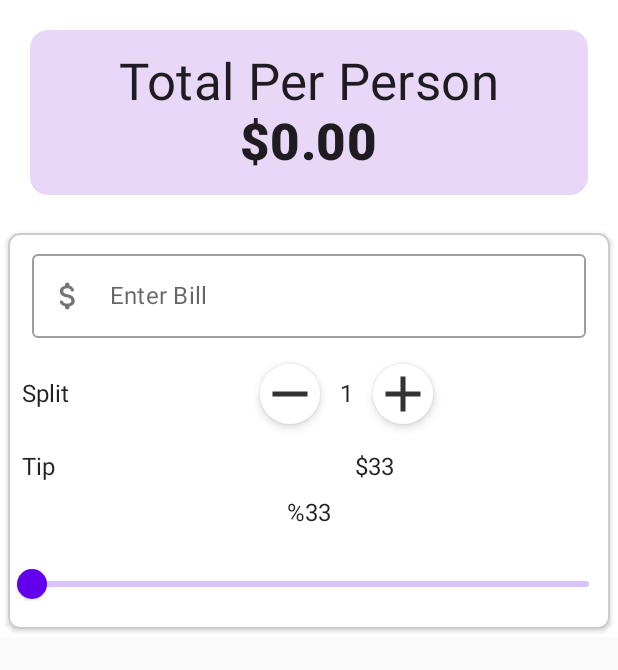
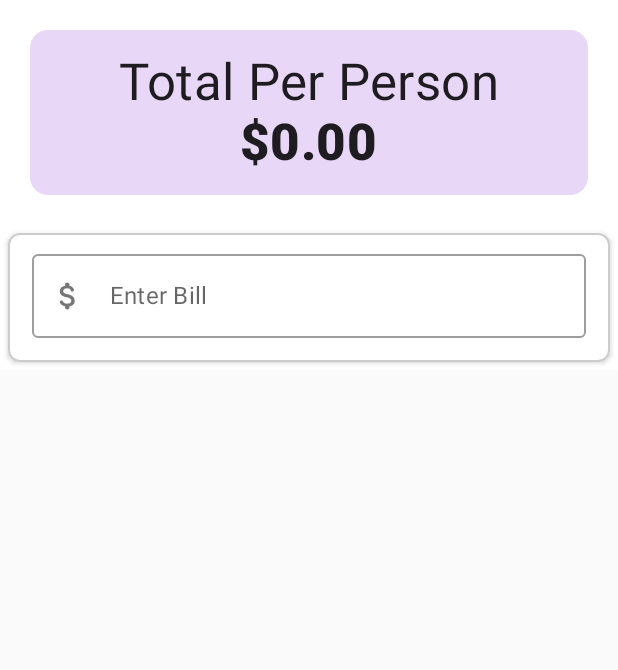
Before and after one commit to lelinmahmud/Compose_JetTip_App, an Android app built with Jetpack Compose: the screen it shows after launch (MainActivity), on a phone screen of 412 x 824 dp. Shown: the top 670 px of the screen. Run offline under Robolectric (Android 15) with nearby library versions, the phone set to English and light mode, and no system bars.

Commit message:
JetTip App Done

```diff
--- a/app/src/main/java/com/bd/kaz/composejettipapp/MainActivity.kt
+++ b/app/src/main/java/com/bd/kaz/composejettipapp/MainActivity.kt
@@ -14,6 +14,7 @@ import androidx.compose.material.icons.Icons
 import androidx.compose.material.icons.filled.Add
 import androidx.compose.material.icons.filled.Remove
 import androidx.compose.runtime.Composable
+import androidx.compose.runtime.MutableState
 import androidx.compose.runtime.mutableStateOf
 import androidx.compose.runtime.remember
 import androidx.compose.ui.Alignment
@@ -30,6 +31,8 @@ import androidx.compose.ui.unit.dp
 import androidx.compose.ui.unit.sp
 import com.bd.kaz.composejettipapp.components.InputField
 import com.bd.kaz.composejettipapp.ui.theme.ComposeJetTipAppTheme
+import com.bd.kaz.composejettipapp.util.calculateTotalPerPerson
+import com.bd.kaz.composejettipapp.util.calculateTotalTip
 import com.bd.kaz.composejettipapp.widgets.RoundedIconButton
 
 class MainActivity : ComponentActivity() {
@@ -43,7 +46,6 @@ class MainActivity : ComponentActivity() {
                     color = MaterialTheme.colors.background
                 ) {
                    Column {
-                       TopHeader()
                        MainContent()
                    }
                 }
@@ -57,7 +59,22 @@ class MainActivity : ComponentActivity() {
 @Preview
 @Composable
 fun MainContent(){
-    BillForm(){billAmount ->
+    val splitCounterState = remember {
+        mutableStateOf(1)
+    }
+
+    val tipAmountState = remember {
+        mutableStateOf(0.0)
+    }
+
+    val totalPerPersonState = remember {
+        mutableStateOf(0.0)
+    }
+    BillForm(
+        splitCounterState = splitCounterState,
+        totalPerPersonState = totalPerPersonState,
+        tipAmountState = tipAmountState
+    ){billAmount ->
         Log.e("TAG", "MainContent: $billAmount" )
     }
 }
@@ -86,7 +103,13 @@ fun TopHeader(totalPerPerson :Double =0.0){
 
 @OptIn(ExperimentalComposeUiApi::class)
 @Composable
-fun BillForm(modifier: Modifier = Modifier,onValChange :(String) -> Unit ={}){
+fun BillForm(
+    modifier: Modifier = Modifier,
+    range: IntRange = 1..10,
+    splitCounterState: MutableState<Int>,
+    tipAmountState: MutableState<Double>,
+    totalPerPersonState: MutableState<Double>,
+    onValChange :(String) -> Unit ={}){
     val totalBillState = remember {
         mutableStateOf("")
     }
@@ -99,17 +122,21 @@ fun BillForm(modifier: Modifier = Modifier,onValChange :(String) -> Unit ={}){
         mutableStateOf(0f)
     }
 
+    val tipPercentage = (sliderPositionState.value * 100).toInt()
+
+
     val keyboardController = LocalSoftwareKeyboardController.current
+    TopHeader(totalPerPersonState.value)
 
     Surface(
-        modifier = Modifier
+        modifier = modifier
             .fillMaxWidth()
             .padding(5.dp),
         shape = RoundedCornerShape(corner = CornerSize(8.dp)),
         border = BorderStroke(width = 1.dp, color = Color.LightGray),
         elevation = 2.dp
     ) {
-        Column(modifier = Modifier.padding(6.dp),
+        Column(modifier = modifier.padding(6.dp),
         verticalArrangement = Arrangement.Top,
         horizontalAlignment = Alignment.Start) {
             InputField(
@@ -120,57 +147,69 @@ fun BillForm(modifier: Modifier = Modifier,onValChange :(String) -> Unit ={}){
                 onAction = KeyboardActions{
                     if (!validState) return@KeyboardActions
                     onValChange(totalBillState.value.trim())
+                    totalPerPersonState.value = calculateTotalPerPerson(totalBillState.value.toDouble(),splitCounterState.value,tipPercentage)
                     keyboardController?.hide()
                 }
             )
-//            if (validState){
+            if (validState){
                 Row(
-                    modifier = Modifier.padding(3.dp),
+                    modifier = modifier.padding(3.dp),
                     horizontalArrangement = Arrangement.Start,
                 ) {
                     Text(
                         text = "Split",
-                        modifier = Modifier.align(
+                        modifier = modifier.align(
                             alignment = Alignment.CenterVertically
                         )
 
                         )
-                    Spacer(modifier = Modifier.width(120.dp))
-                    Row(modifier = Modifier.padding(horizontal = 3.dp),
+                    Spacer(modifier = modifier.width(120.dp))
+                    Row(modifier = modifier.padding(horizontal = 3.dp),
                     horizontalArrangement = Arrangement.End) {
                         RoundedIconButton(imageVector = Icons.Default.Remove,
-                            onClick = { /*TODO*/ })
-                        Text(text = "1", modifier = Modifier
+                            onClick = {
+                                splitCounterState.value = if (splitCounterState.value >1) splitCounterState.value-1 else 1
+                                totalPerPersonState.value = calculateTotalPerPerson(totalBillState.value.toDouble(),splitCounterState.value,tipPercentage)
+
+                            })
+                        Text(text = "${splitCounterState.value}", modifier = modifier
                             .align(alignment = Alignment.CenterVertically)
                             .padding(start = 9.dp, end = 9.dp))
                         RoundedIconButton(imageVector = Icons.Default.Add,
-                            onClick = { /*TODO*/ })
+                            onClick = {
+                                if (splitCounterState.value<range.last)
+                                splitCounterState.value = splitCounterState.value+1
+                                totalPerPersonState.value = calculateTotalPerPerson(totalBillState.value.toDouble(),splitCounterState.value,tipPercentage)
+
+                            })
                     }
                 }
 
-            Row(modifier = Modifier
+            Row(modifier = modifier
                 .padding(horizontal = 3.dp, vertical = 12.dp)
                 .align(alignment = Alignment.Start)) {
-                Text(text = "Tip", modifier = Modifier.align(alignment = Alignment.CenterVertically))
-                Spacer(modifier = Modifier.width(200.dp))
-                Text(text = "$33", modifier = Modifier.align(alignment = Alignment.CenterVertically))
+                Text(text = "Tip", modifier = modifier.align(alignment = Alignment.CenterVertically))
+                Spacer(modifier = modifier.width(200.dp))
+                Text(text = "$ ${tipAmountState.value}", modifier = modifier.align(alignment = Alignment.CenterVertically))
             }
 
-            Column(modifier = Modifier, horizontalAlignment = Alignment.CenterHorizontally,
+            Column(modifier = modifier, horizontalAlignment = Alignment.CenterHorizontally,
             verticalArrangement = Arrangement.Center) {
-                Text(text = "%33")
-                Spacer(modifier = Modifier.height(14.dp))
-                Slider(value = sliderPositionState.value, onValueChange = { newVal ->
+                Text(text = "$tipPercentage %")
+                Spacer(modifier = modifier.height(14.dp))
+                Slider(value = sliderPositionState.value, steps = 5,onValueChange = { newVal ->
                     sliderPositionState.value = newVal
-                    Log.e("Slider", "Slider Value: $newVal", )
-                })
+                   tipAmountState.value = calculateTotalTip(totalBillState.value.toDouble(),tipPercentage)
+                    totalPerPersonState.value = calculateTotalPerPerson(totalBillState.value.toDouble(),splitCounterState.value,tipPercentage)
+                }, modifier = modifier.padding(start = 16.dp, end = 16.dp)
+                )
             }
-//            }
-//            else{
-//                Box() {
-//
-//                }
-//            }
+            }
+            else{
+                Box() {
+
+                }
+            }
         }
     }
 }
```
Also changed, not shown: app/src/main/java/com/bd/kaz/composejettipapp/util/Util.kt (added, +16 -0 lines).
